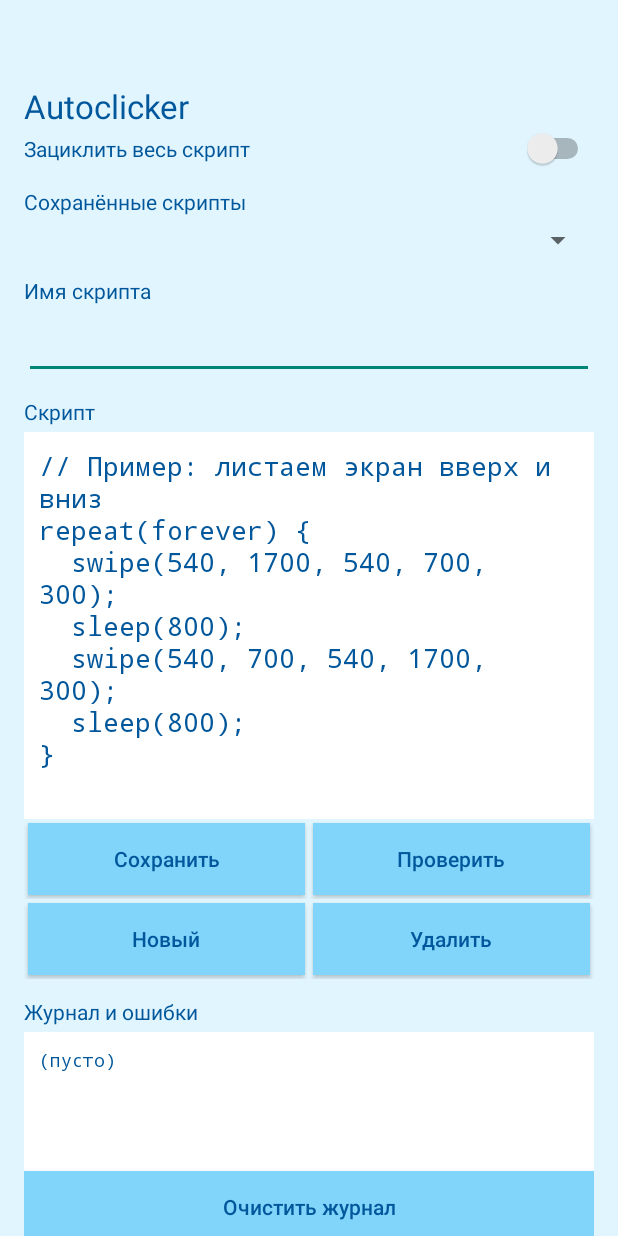
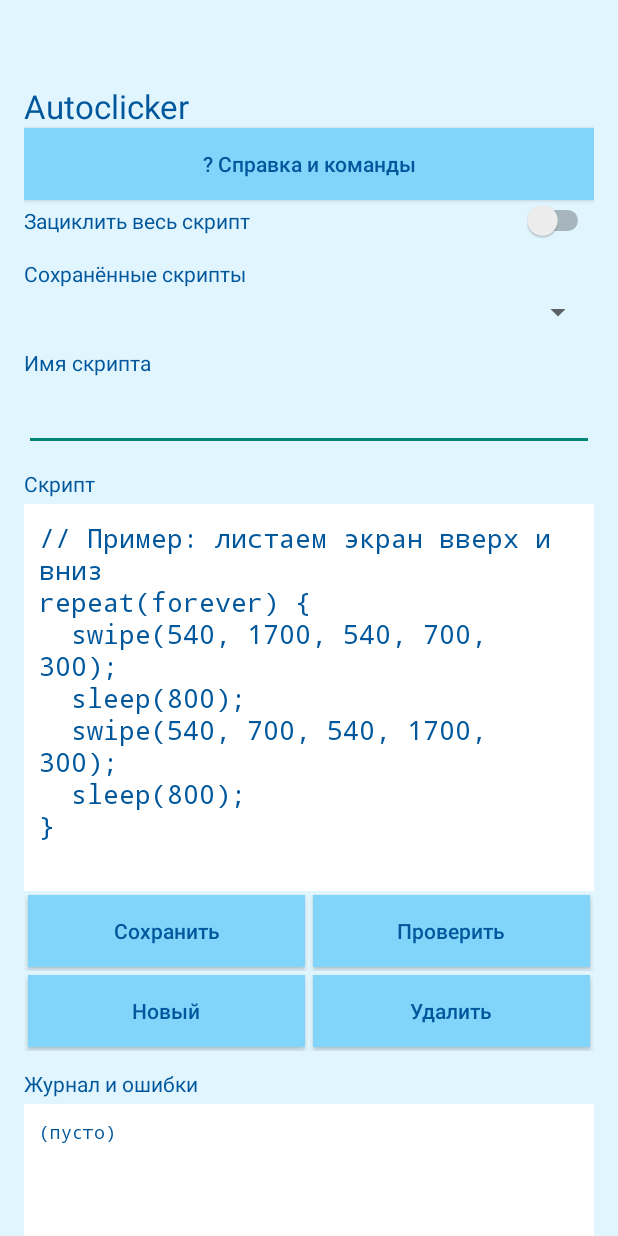
Before and after one commit to Jellyboy128/Autoclicker, an Android app: the screen it shows after launch (MainActivity), on a phone screen of 412 x 824 dp. Run offline under Robolectric (Android 15) with nearby library versions, the phone set to English and light mode, and no system bars.

Commit message:
Update MainActivity.kt

```diff
--- a/app/src/main/java/com/example/autoclicker/MainActivity.kt
+++ b/app/src/main/java/com/example/autoclicker/MainActivity.kt
@@ -85,6 +85,7 @@ repeat(forever) {
         title.textSize = 22f
         title.setTextColor(dark)
         root.addView(title)
+        root.addView(btn("? Справка и команды") { Help.show(this) })
 
         val loopSwitch = Switch(this)
         loopSwitch.text = "Зациклить весь скрипт"
```
